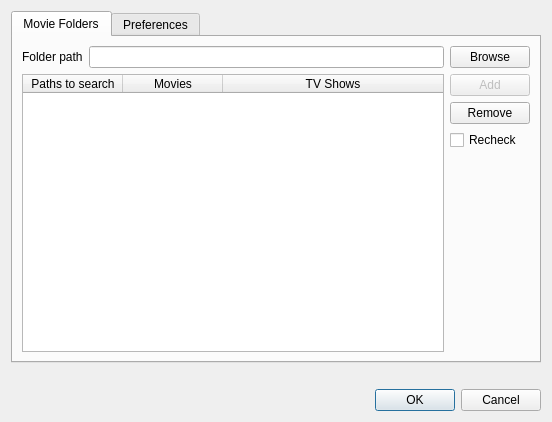
This is src/Dialogs/SettingsDialog.ui in ochurlaud/macaw-movies as Qt 5 draws it before an edit. The edited form follows.
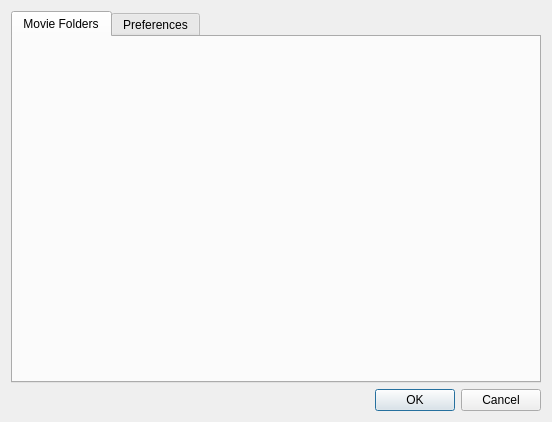
This is the edited form.

Commit message: [DB SCHEMA CHANGED] persist in DB done + settingsDialog divided in Widgets

The edit to the form file:
```diff
--- a/src/Dialogs/SettingsDialog.ui
+++ b/src/Dialogs/SettingsDialog.ui
@@ -48,118 +48,27 @@
       <attribute name="title">
        <string>Movie Folders</string>
       </attribute>
-      <layout class="QGridLayout" name="gridLayout">
+      <layout class="QGridLayout" name="gridLayout_3">
+       <property name="leftMargin">
+        <number>0</number>
+       </property>
+       <property name="topMargin">
+        <number>0</number>
+       </property>
+       <property name="rightMargin">
+        <number>0</number>
+       </property>
+       <property name="bottomMargin">
+        <number>0</number>
+       </property>
+       <property name="spacing">
+        <number>0</number>
+       </property>
        <item row="0" column="0">
-        <layout class="QVBoxLayout" name="verticalLayout_2">
-         <item>
-          <layout class="QHBoxLayout" name="horizontalLayout">
-           <item>
-            <widget class="QLabel" name="folderPathLabel">
-             <property name="text">
-              <string>Folder path</string>
-             </property>
-            </widget>
-           </item>
-           <item>
-            <widget class="QLineEdit" name="folderPathEdit"/>
-           </item>
-           <item>
-            <widget class="QPushButton" name="browseButton">
-             <property name="text">
-              <string>Browse</string>
-             </property>
-            </widget>
-           </item>
-          </layout>
-         </item>
-         <item>
-          <layout class="QHBoxLayout" name="horizontalLayout_2">
-           <item>
-            <widget class="QTableWidget" name="knownPathCollection">
-             <property name="selectionBehavior">
-              <enum>QAbstractItemView::SelectRows</enum>
-             </property>
-             <property name="textElideMode">
-              <enum>Qt::ElideMiddle</enum>
-             </property>
-             <property name="columnCount">
-              <number>3</number>
-             </property>
-             <attribute name="horizontalHeaderVisible">
-              <bool>true</bool>
-             </attribute>
-             <attribute name="horizontalHeaderStretchLastSection">
-              <bool>true</bool>
-             </attribute>
-             <attribute name="verticalHeaderVisible">
-              <bool>false</bool>
-             </attribute>
-             <attribute name="verticalHeaderDefaultSectionSize">
-              <number>24</number>
-             </attribute>
-             <attribute name="verticalHeaderMinimumSectionSize">
-              <number>24</number>
-             </attribute>
-             <column>
-              <property name="text">
-               <string>Paths to search</string>
-              </property>
-             </column>
-             <column>
-              <property name="text">
-               <string>Movies</string>
-              </property>
-             </column>
-             <column>
-              <property name="text">
-               <string>TV Shows</string>
-              </property>
-             </column>
-            </widget>
-           </item>
-           <item>
-            <layout class="QVBoxLayout" name="verticalLayout">
-             <item>
-              <widget class="QPushButton" name="addButton">
-               <property name="enabled">
-                <bool>false</bool>
-               </property>
-               <property name="text">
-                <string>Add</string>
-               </property>
-              </widget>
-             </item>
-             <item>
-              <widget class="QPushButton" name="removeButton">
-               <property name="text">
-                <string>Remove</string>
-               </property>
-              </widget>
-             </item>
-             <item>
-              <widget class="QCheckBox" name="recheckBox">
-               <property name="text">
-                <string>Recheck</string>
-               </property>
-              </widget>
-             </item>
-             <item>
-              <spacer name="verticalSpacer">
-               <property name="orientation">
-                <enum>Qt::Vertical</enum>
-               </property>
-               <property name="sizeHint" stdset="0">
-                <size>
-                 <width>20</width>
-                 <height>40</height>
-                </size>
-               </property>
-              </spacer>
-             </item>
-            </layout>
-           </item>
-          </layout>
-         </item>
+        <layout class="QGridLayout" name="gridLayout">
+         <property name="spacing">
+          <number>0</number>
+         </property>
         </layout>
        </item>
       </layout>
@@ -224,13 +133,6 @@
     </widget>
    </item>
    <item row="1" column="0">
-    <widget class="QLabel" name="folderPathMessage">
-     <property name="text">
-      <string/>
-     </property>
-    </widget>
-   </item>
-   <item row="2" column="0">
     <widget class="QDialogButtonBox" name="buttonBox">
      <property name="orientation">
       <enum>Qt::Horizontal</enum>
```
The commit also changes 14 other files.
